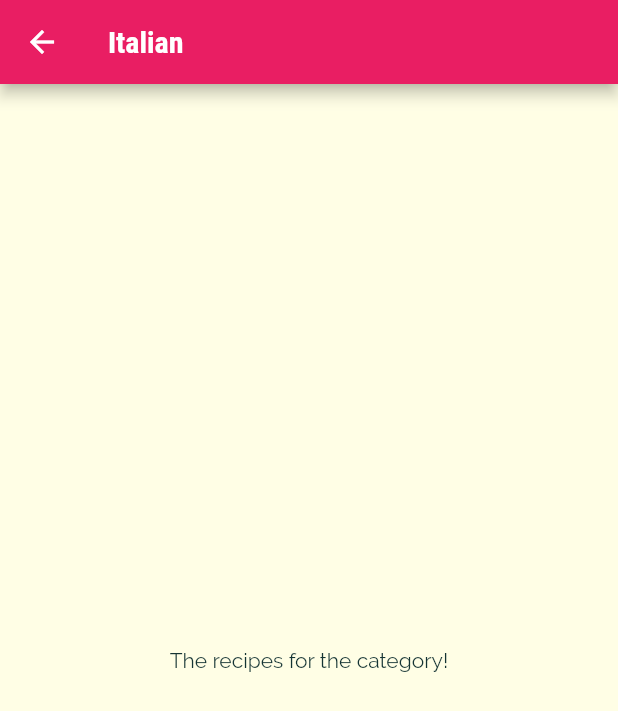
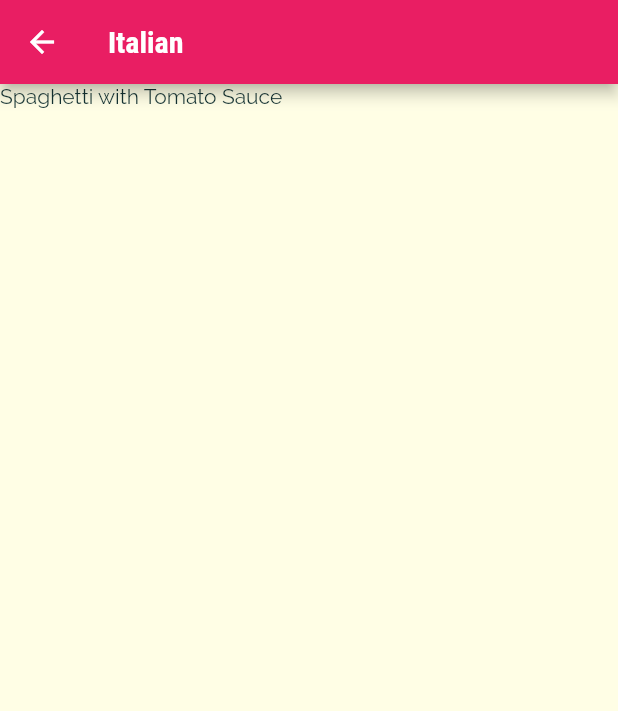
Before and after one commit to neo-deus/Meals-App, a Flutter app: the screen it shows after launch, after a tap on "Italian", on a phone screen of 412 x 824 dp. Shown: the top 711 px of the screen. Run offline on Flutter 3.47's test engine with Material 2 defaults, Android fonts, the phone set to English and light mode, and no system bars.

Commit message:
refactoring changes

```diff
--- a/lib/main.dart
+++ b/lib/main.dart
@@ -1,7 +1,7 @@
 import 'package:flutter/material.dart';
 
-import './category_meals_screen.dart';
-import './categories_screen.dart';
+import 'screens/category_meals_screen.dart';
+import 'screens/categories_screen.dart';
 
 void main() {
   runApp(MyApp());
--- a/lib/categories_screen.dart
+++ b/lib/screens/categories_screen.dart
@@ -1,7 +1,7 @@
 import 'package:flutter/material.dart';
 
-import './dummy_data.dart';
-import './category_item.dart';
+import '../dummy_data.dart';
+import '../widgets/category_item.dart';
 
 class CategoriesScreen extends StatelessWidget {
   @override
--- a/lib/category_meals_screen.dart
+++ b/lib/screens/category_meals_screen.dart
@@ -1,4 +1,6 @@
 import 'package:flutter/material.dart';
+
+import '../dummy_data.dart';
 
 class CategoryMealsScreen extends StatelessWidget {
   static const routeName = '/category-meals';
@@ -13,15 +15,20 @@ class CategoryMealsScreen extends StatelessWidget {
     final routeArgs =
         ModalRoute.of(context)?.settings.arguments as Map<String, String>;
     final categoryTitle = routeArgs['title'];
-    final categoryid = routeArgs['id'];
+    final categoryId = routeArgs['id'];
+    final categoryMeals = DUMMY_MEALS.where((meal) {
+      return meal.categories.contains(categoryId);
+    }).toList();
     return Scaffold(
-      appBar: AppBar(
-        title: Text(categoryTitle!),
-        backgroundColor: Theme.of(context).primaryColor,
-      ),
-      body: Center(
-        child: Text('The recipes for the category!'),
-      ),
-    );
+        appBar: AppBar(
+          title: Text(categoryTitle!),
+          backgroundColor: Theme.of(context).primaryColor,
+        ),
+        body: ListView.builder(
+          itemBuilder: (ctx, index) {
+            return Text(categoryMeals[index].title);
+          },
+          itemCount: categoryMeals.length,
+        ));
   }
 }
--- a/lib/category_item.dart
+++ b/lib/widgets/category_item.dart
@@ -1,6 +1,6 @@
 import 'package:flutter/material.dart';
 
-import './category_meals_screen.dart';
+import '../screens/category_meals_screen.dart';
 
 class CategoryItem extends StatelessWidget {
   final String id;
```
Also changed, not shown: lib/widgets/meal_item.dart (added).
